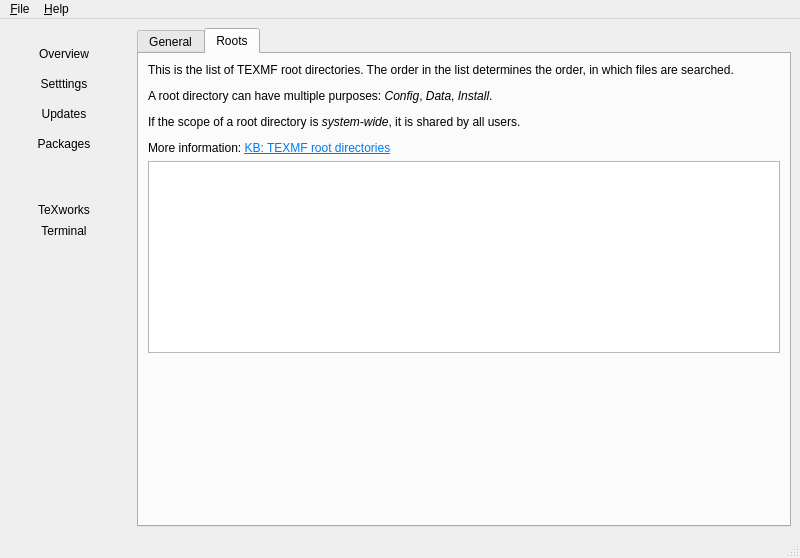
Before: the Qt Designer form Programs/MiKTeX/Console/Qt/mainwindow.ui in MiKTeX/miktex, drawn with Qt 5.
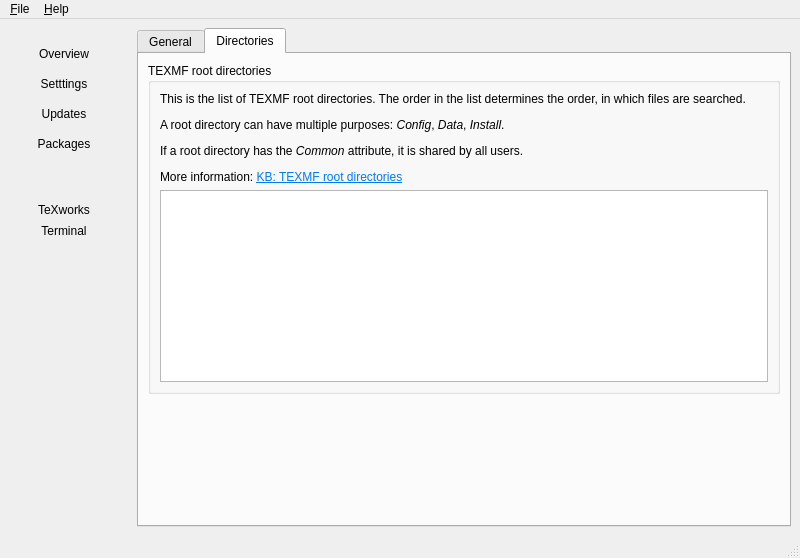
After: the same form once the commit is applied. The open tabs and pages were chosen to show the change. Icons and pictures are not drawn.

Diff of the .ui file:
```diff
--- a/Programs/MiKTeX/Console/Qt/mainwindow.ui
+++ b/Programs/MiKTeX/Console/Qt/mainwindow.ui
@@ -807,13 +807,19 @@
           </widget>
           <widget class="QWidget" name="settingsRoots">
            <attribute name="title">
-            <string>Roots</string>
+            <string>Directories</string>
            </attribute>
            <layout class="QVBoxLayout" name="yyyy">
             <item>
+             <widget class="QGroupBox" name="verticalGroupBox">
+              <property name="title">
+               <string>TEXMF root directories</string>
+              </property>
+              <layout class="QVBoxLayout" name="verticalLayout_12">
+               <item>
              <widget class="QLabel" name="label_14">
               <property name="text">
-               <string>&lt;html&gt;&lt;head/&gt;&lt;body&gt;&lt;p&gt;This is the list of TEXMF root directories. The order in the list determines the order, in which files are searched.&lt;/p&gt;&lt;p&gt;A root directory can have multiple purposes: &lt;span style=&quot; font-style:italic;&quot;&gt;Config&lt;/span&gt;, &lt;span style=&quot; font-style:italic;&quot;&gt;Data&lt;/span&gt;, &lt;span style=&quot; font-style:italic;&quot;&gt;Install&lt;/span&gt;.&lt;/p&gt;&lt;p&gt;If the scope of a root directory is &lt;span style=&quot; font-style:italic;&quot;&gt;system-wide&lt;/span&gt;, it is shared by all users.&lt;/p&gt;&lt;p&gt;More information: &lt;a href=&quot;https://miktex.org/kb/texmf-roots&quot;&gt;&lt;span style=&quot; text-decoration: underline; color:#007af4;&quot;&gt;KB: TEXMF root directories&lt;/span&gt;&lt;/a&gt;&lt;/p&gt;&lt;/body&gt;&lt;/html&gt;</string>
+                  <string>&lt;html&gt;&lt;head/&gt;&lt;body&gt;&lt;p&gt;This is the list of TEXMF root directories. The order in the list determines the order, in which files are searched.&lt;/p&gt;&lt;p&gt;A root directory can have multiple purposes: &lt;span style=&quot; font-style:italic;&quot;&gt;Config&lt;/span&gt;, &lt;span style=&quot; font-style:italic;&quot;&gt;Data&lt;/span&gt;, &lt;span style=&quot; font-style:italic;&quot;&gt;Install&lt;/span&gt;.&lt;/p&gt;&lt;p&gt;If a root directory has the &lt;span style=&quot; font-style:italic;&quot;&gt;Common&lt;/span&gt; attribute, it is shared by all users.&lt;/p&gt;&lt;p&gt;More information: &lt;a href=&quot;https://miktex.org/kb/texmf-roots&quot;&gt;&lt;span style=&quot; text-decoration: underline; color:#007af4;&quot;&gt;KB: TEXMF root directories&lt;/span&gt;&lt;/a&gt;&lt;/p&gt;&lt;/body&gt;&lt;/html&gt;</string>
               </property>
              </widget>
             </item>
@@ -822,6 +828,9 @@
               <property name="selectionMode">
                <enum>QAbstractItemView::NoSelection</enum>
               </property>
+                </widget>
+               </item>
+              </layout>
              </widget>
             </item>
             <item>
```
Left out of the diff: 4 changed lines with no effect on the pictures. Lines whose indentation alone changed are shown as unchanged.
